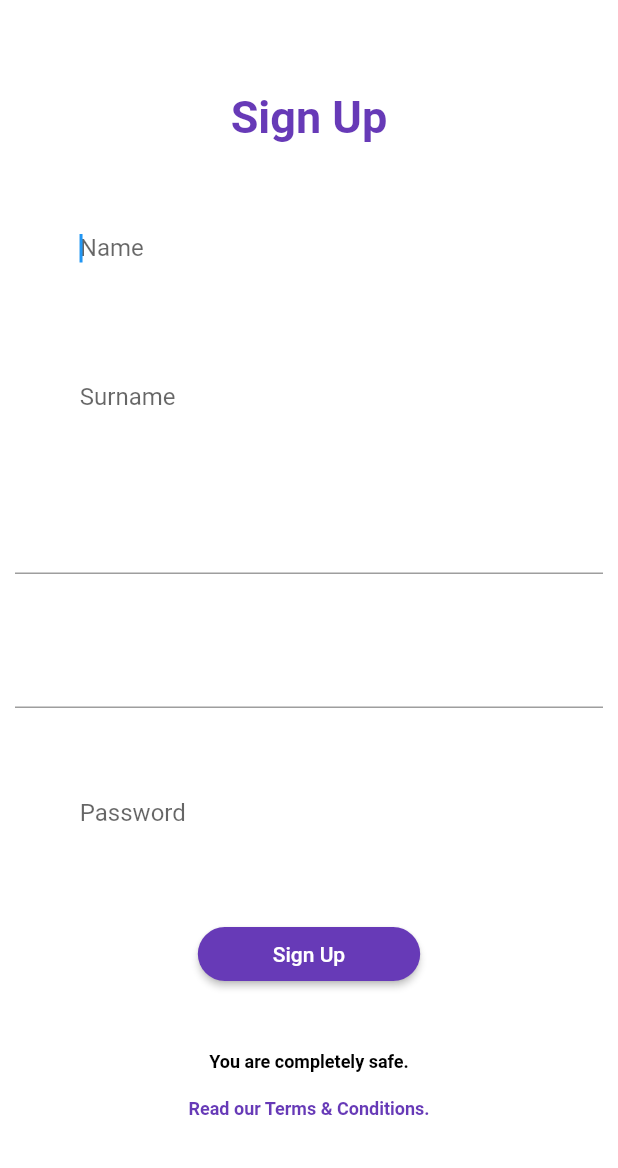
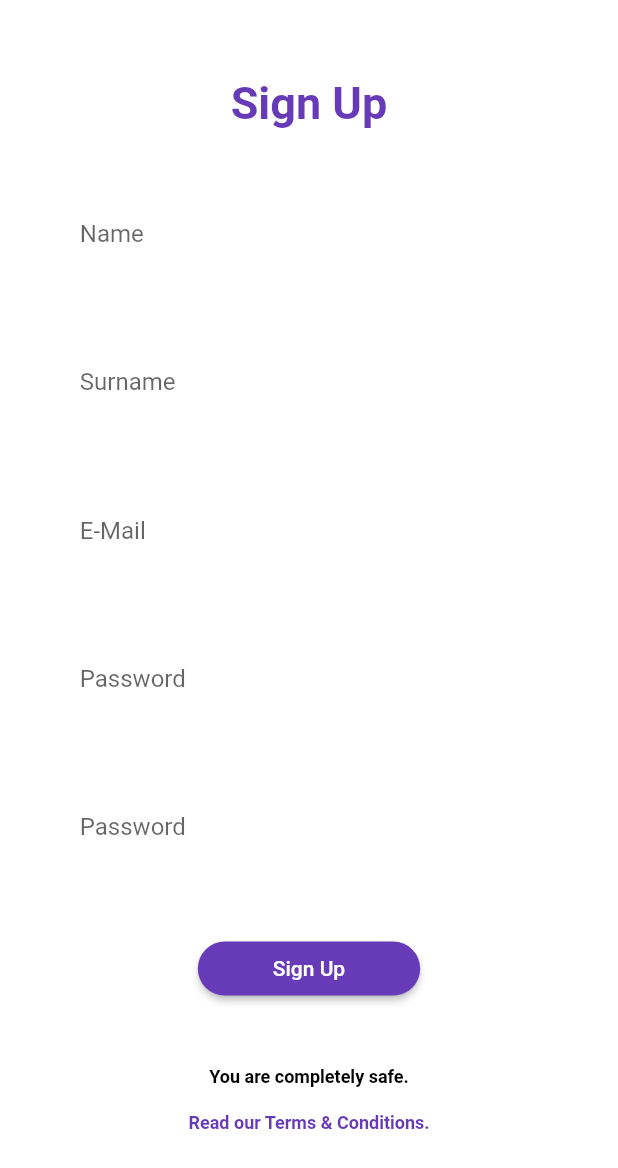
Before and after one commit to knowy-open/Knowy, a Flutter app: the SignUp screen opened directly, on a phone screen of 412 x 824 dp. Shown: the top 1168 px of the screen. Run offline on Flutter 3.47's test engine with Material 2 defaults, Android fonts, the light colour scheme and no system bars; our stand-ins replace cloud_firestore, firebase_auth, firebase_core, firebase_storage; missing offline and left inert: knowy; accounts and stored records are empty; network calls fail.

Commit message:
Update SignUpPage.dart

```diff
--- a/lib/screens/SignUpPage.dart
+++ b/lib/screens/SignUpPage.dart
@@ -1,12 +1,9 @@
 import 'package:flutter/material.dart';
 import 'package:new_project/services/auth.dart';
-import '../useful_widgets/textField.dart';
-import '../useful_widgets/btn.dart';
+
+import 'feedPage.dart';
 
 class SignUp extends StatefulWidget {
-
-  final Function toggleView;
-  SignUp({ this.toggleView });
 
   @override
   _SignInState createState() => _SignInState();
@@ -14,6 +11,11 @@ class SignUp extends StatefulWidget {
 
 class _SignInState extends State<SignUp> {
 
+  final TextEditingController _emailController = TextEditingController();
+  final TextEditingController _passwordController = TextEditingController();
+  final TextEditingController _passwordAgainController = TextEditingController();
+  final TextEditingController _nameController = TextEditingController();
+  final TextEditingController _surnameController = TextEditingController();
   final AuthService _auth = AuthService();
   final _formKey = GlobalKey<FormState>();
   String error = '';
@@ -42,36 +44,42 @@ class _SignInState extends State<SignUp> {
                   textAlign: TextAlign.center,
                 ),
                 SizedBox(height: size.height * 0.05),
-                textField("Name", 0.07, 0.8, 25.0, Colors.white),
+                textField(_nameController,"Name", 0.07, 0.8, 25.0, Colors.white),
                 SizedBox(height: size.height * 0.05),
-                textField("Surname", 0.07, 0.8, 25.0, Colors.white),
+                textField(_surnameController, "Surname", 0.07, 0.8, 25.0, Colors.white),
                 SizedBox(height: size.height * 0.05),
-                TextFormField(
+                /*TextFormField(
                   validator: (val) => val.isEmpty ? 'Enter an email' : null,
                   onChanged: (val) {
                     setState(() => email = val);
                   },
-                ),
-                //textField("E-Mail", 0.07, 0.8, 25.0, Colors.white),
+                ),*/
+                textField(_emailController, "E-Mail", 0.07, 0.8, 25.0, Colors.white),
                 SizedBox(height: size.height * 0.05),
-                TextFormField(
-                  obscureText: true,
-                  validator: (val) => val.length < 6 ? 'Enter a password 6+ chars long' : null,
-                  onChanged: (val) {
-                    setState(() => password = val);
-                  },
-                ),
-                //textField("Password", 0.07, 0.8, 25.0, Colors.white),
+                textField(_passwordController, "Password", 0.07, 0.8, 25.0, Colors.white),
                 SizedBox(height: size.height * 0.05),
-                textField("Password", 0.07, 0.8, 25.0, Colors.white),
+                textField(_passwordAgainController, "Password", 0.07, 0.8, 25.0, Colors.white),
                 SizedBox(height: size.height * 0.05),
                 RaisedButton(
                   onPressed: () async {
                   if(_formKey.currentState.validate()){
-                    dynamic result = await _auth.registerWithEmailAndPassword(email, password);
-                    if(result == null) {
-                      setState(() {
-                        error = 'Please supply a valid email';
+                    if(_passwordController.text == _passwordAgainController.text){
+                      dynamic result = await _auth.registerWithEmailAndPassword(_nameController.text,_surnameController.text , _emailController.text, _passwordController.text);
+                      if(result == null) {
+                        setState(() {
+                          error = 'Please supply a valid email';
+                          print(error);
+                        });
+                      }else {
+                            Navigator.push(
+                                context,
+                                MaterialPageRoute(
+                                    builder: (context) => FeedPage()));
+                          }
+                    }else{
+                      setState((){
+                        error = 'Please enter the same Password.';
+                        print(error);
                       });
                     }
                   }
@@ -107,3 +115,61 @@ class _SignInState extends State<SignUp> {
     );
   }
 }
+
+
+class textField extends StatelessWidget {
+  final TextEditingController controllerName;
+  final String textName;
+  final Color textFieldBackgroundColor;
+  final double textFieldHeight;
+  final double textFieldWidth;
+  final double borderRadius;
+
+  textField(
+    this.controllerName,
+    this.textName,
+    this.textFieldHeight,
+    this.textFieldWidth,
+    this.borderRadius,
+    this.textFieldBackgroundColor,
+  );
+  // height: 0.07  width: 0.8
+  // borderRadius: 15.0 for bottom sheet , 25.0 for other text field
+
+  @override
+  Widget build(BuildContext context) {
+    bool b;
+    if (textName == 'Password' ||
+        textName == 'New Password' ||
+        textName == 'CurrentPassword') {
+      b = true;
+    } else
+      b = false;
+
+    return SizedBox(
+      height: MediaQuery.of(context).size.height * textFieldHeight,
+      width: MediaQuery.of(context).size.width * textFieldWidth,
+      child: TextField(
+        controller: controllerName,
+        obscureText: b,
+        autofocus: false,
+        maxLines: 1,
+        decoration: InputDecoration(
+          fillColor: textFieldBackgroundColor,
+          filled: true,
+          focusedBorder: OutlineInputBorder(
+              borderRadius: BorderRadius.circular(borderRadius),
+              borderSide: BorderSide(color: textFieldBackgroundColor)),
+          enabledBorder: OutlineInputBorder(
+            borderSide: BorderSide(color: textFieldBackgroundColor),
+            borderRadius: BorderRadius.circular(borderRadius),
+          ),
+          hintText: textName,
+          labelStyle: TextStyle(
+            color: Colors.grey,
+          ),
+        ),
+      ),
+    );
+  }
+}
```
